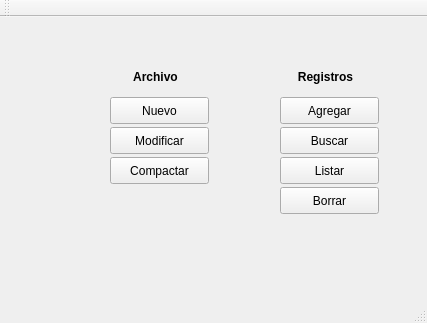
Denisse23/ProyectoArchivos, file window.ui: the form before one commit.
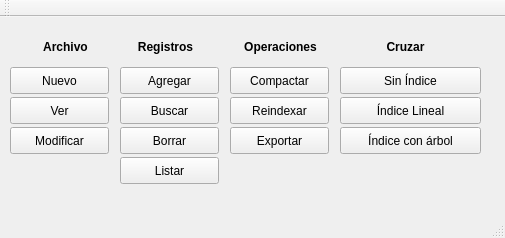
The form after the commit.

```diff
--- a/window.ui
+++ b/window.ui
@@ -6,8 +6,8 @@
    <rect>
     <x>0</x>
     <y>0</y>
-    <width>427</width>
-    <height>323</height>
+    <width>505</width>
+    <height>238</height>
    </rect>
   </property>
   <property name="windowTitle">
@@ -17,8 +17,8 @@
    <widget class="QPushButton" name="nuevo">
     <property name="geometry">
      <rect>
-      <x>110</x>
-      <y>80</y>
+      <x>10</x>
+      <y>50</y>
       <width>99</width>
       <height>27</height>
      </rect>
@@ -30,8 +30,8 @@
    <widget class="QLabel" name="label">
     <property name="geometry">
      <rect>
-      <x>110</x>
-      <y>50</y>
+      <x>20</x>
+      <y>20</y>
       <width>91</width>
       <height>20</height>
      </rect>
@@ -43,8 +43,8 @@
    <widget class="QPushButton" name="agregar">
     <property name="geometry">
      <rect>
-      <x>280</x>
-      <y>80</y>
+      <x>120</x>
+      <y>50</y>
       <width>99</width>
       <height>27</height>
      </rect>
@@ -56,8 +56,8 @@
    <widget class="QLabel" name="label_2">
     <property name="geometry">
      <rect>
-      <x>280</x>
-      <y>50</y>
+      <x>120</x>
+      <y>20</y>
       <width>91</width>
       <height>20</height>
      </rect>
@@ -69,8 +69,8 @@
    <widget class="QPushButton" name="borrar">
     <property name="geometry">
      <rect>
-      <x>280</x>
-      <y>170</y>
+      <x>120</x>
+      <y>110</y>
       <width>99</width>
       <height>27</height>
      </rect>
@@ -82,7 +82,7 @@
    <widget class="QPushButton" name="listar">
     <property name="geometry">
      <rect>
-      <x>280</x>
+      <x>120</x>
       <y>140</y>
       <width>99</width>
       <height>27</height>
@@ -95,8 +95,8 @@
    <widget class="QPushButton" name="buscar">
     <property name="geometry">
      <rect>
-      <x>280</x>
-      <y>110</y>
+      <x>120</x>
+      <y>80</y>
       <width>99</width>
       <height>27</height>
      </rect>
@@ -108,7 +108,7 @@
    <widget class="QPushButton" name="pushButton">
     <property name="geometry">
      <rect>
-      <x>110</x>
+      <x>10</x>
       <y>110</y>
       <width>99</width>
       <height>27</height>
@@ -121,8 +121,8 @@
    <widget class="QPushButton" name="pushButton_2">
     <property name="geometry">
      <rect>
-      <x>110</x>
-      <y>140</y>
+      <x>230</x>
+      <y>50</y>
       <width>99</width>
       <height>27</height>
      </rect>
@@ -131,16 +131,110 @@
      <string>Compactar</string>
     </property>
    </widget>
-  </widget>
-  <widget class="QMenuBar" name="menuBar">
-   <property name="geometry">
-    <rect>
-     <x>0</x>
-     <y>0</y>
-     <width>427</width>
-     <height>25</height>
-    </rect>
-   </property>
+   <widget class="QPushButton" name="pushButton_3">
+    <property name="geometry">
+     <rect>
+      <x>10</x>
+      <y>80</y>
+      <width>99</width>
+      <height>27</height>
+     </rect>
+    </property>
+    <property name="text">
+     <string>Ver</string>
+    </property>
+   </widget>
+   <widget class="QLabel" name="label_3">
+    <property name="geometry">
+     <rect>
+      <x>230</x>
+      <y>20</y>
+      <width>101</width>
+      <height>21</height>
+     </rect>
+    </property>
+    <property name="text">
+     <string>&lt;html&gt;&lt;head/&gt;&lt;body&gt;&lt;p align=&quot;center&quot;&gt;&lt;span style=&quot; font-weight:600;&quot;&gt;Operaciones&lt;/span&gt;&lt;/p&gt;&lt;/body&gt;&lt;/html&gt;</string>
+    </property>
+   </widget>
+   <widget class="QPushButton" name="pushButton_4">
+    <property name="geometry">
+     <rect>
+      <x>230</x>
+      <y>80</y>
+      <width>99</width>
+      <height>27</height>
+     </rect>
+    </property>
+    <property name="text">
+     <string>Reindexar</string>
+    </property>
+   </widget>
+   <widget class="QPushButton" name="pushButton_5">
+    <property name="geometry">
+     <rect>
+      <x>230</x>
+      <y>110</y>
+      <width>99</width>
+      <height>27</height>
+     </rect>
+    </property>
+    <property name="text">
+     <string>Exportar</string>
+    </property>
+   </widget>
+   <widget class="QLabel" name="label_4">
+    <property name="geometry">
+     <rect>
+      <x>360</x>
+      <y>20</y>
+      <width>91</width>
+      <height>21</height>
+     </rect>
+    </property>
+    <property name="text">
+     <string>&lt;html&gt;&lt;head/&gt;&lt;body&gt;&lt;p align=&quot;center&quot;&gt;&lt;span style=&quot; font-weight:600;&quot;&gt;Cruzar&lt;/span&gt;&lt;/p&gt;&lt;/body&gt;&lt;/html&gt;</string>
+    </property>
+   </widget>
+   <widget class="QPushButton" name="pushButton_6">
+    <property name="geometry">
+     <rect>
+      <x>340</x>
+      <y>50</y>
+      <width>141</width>
+      <height>27</height>
+     </rect>
+    </property>
+    <property name="text">
+     <string>Sin Índice</string>
+    </property>
+   </widget>
+   <widget class="QPushButton" name="pushButton_7">
+    <property name="geometry">
+     <rect>
+      <x>340</x>
+      <y>80</y>
+      <width>141</width>
+      <height>27</height>
+     </rect>
+    </property>
+    <property name="text">
+     <string>Índice Lineal</string>
+    </property>
+   </widget>
+   <widget class="QPushButton" name="pushButton_8">
+    <property name="geometry">
+     <rect>
+      <x>340</x>
+      <y>110</y>
+      <width>141</width>
+      <height>27</height>
+     </rect>
+    </property>
+    <property name="text">
+     <string>Índice con árbol</string>
+    </property>
+   </widget>
   </widget>
   <widget class="QToolBar" name="mainToolBar">
    <attribute name="toolBarArea">
```
